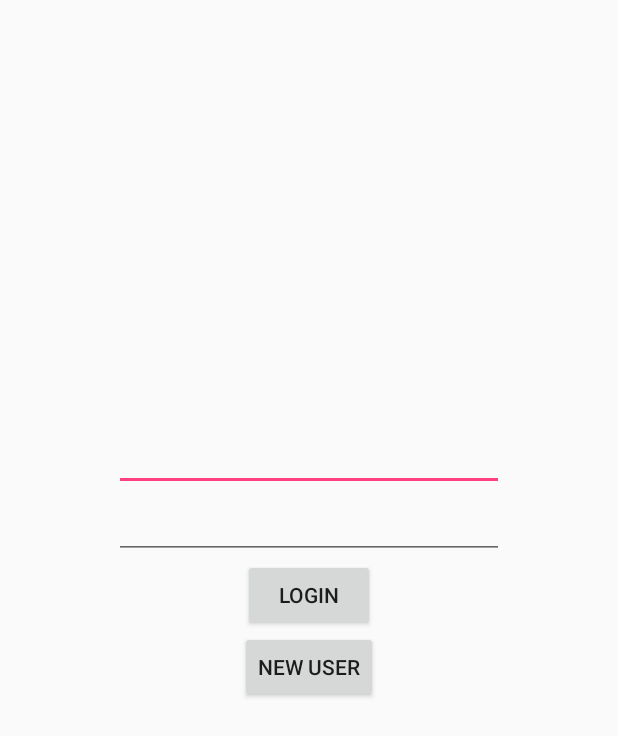
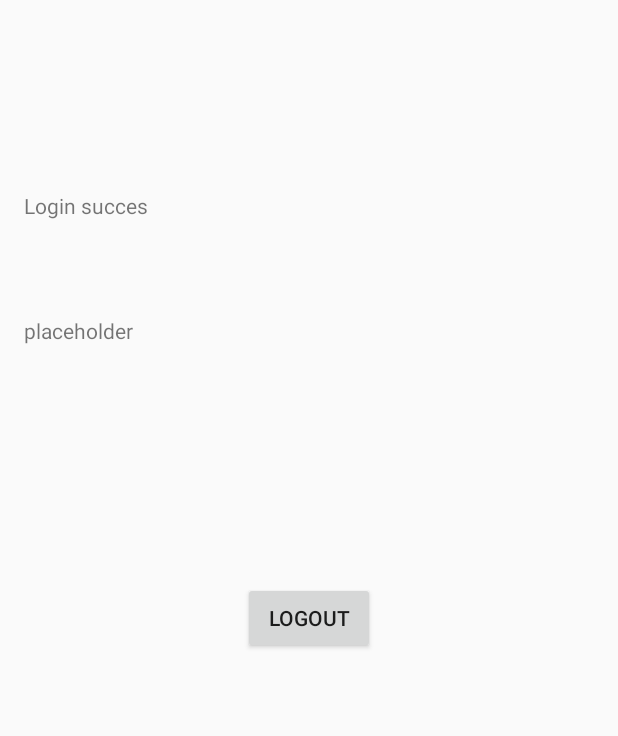
Before and after one commit to Miyagee/LiveNow, an Android app: the layout content_main.xml on its own in the app's theme, with its tools: preview values and no code run, on a phone screen of 412 x 824 dp. Shown: the top 736 px of the screen. Run offline under Robolectric (Android 15) with nearby library versions, the phone set to English and light mode, and no system bars.

Commit message:
add autologin

```diff
--- a/app/src/main/java/com/now/live/livenow/User.java
+++ b/app/src/main/java/com/now/live/livenow/User.java
@@ -1,15 +1,18 @@
 package com.now.live.livenow;
+
+import java.util.ArrayList;
 
 /**
  * Created by jieli on 09.02.16.
  */
-public class User {
+public class User{
 
     private String email;
     private String name;
     private String picture;
     private String password;
     private int discoverRange;
+    private ArrayList<Observer> groups;
 
 
     public User(String email, String name, String password, String picture, int discoverRange){
@@ -48,4 +51,5 @@ public class User {
         this.discoverRange = discoverRange;
     }
 
+
 }
--- a/app/src/main/res/layout/content_main.xml
+++ b/app/src/main/res/layout/content_main.xml
@@ -15,54 +15,29 @@
     <TextView
         android:layout_width="wrap_content"
         android:layout_height="wrap_content"
-        android:text=""
-        android:id="@+id/textView" />
+        android:text="Login succes"
+        android:id="@+id/textView2"
+        android:layout_alignParentTop="true"
+        android:layout_alignParentLeft="true"
+        android:layout_alignParentStart="true"
+        android:layout_marginTop="111dp" />
 
-    <LinearLayout
-        android:orientation="vertical"
-        android:layout_width="match_parent"
-        android:layout_height="match_parent"
-        android:weightSum="1">
+    <TextView
+        android:layout_width="wrap_content"
+        android:layout_height="wrap_content"
+        android:id="@+id/textView3"
+        android:layout_below="@+id/textView2"
+        android:layout_alignParentLeft="true"
+        android:layout_alignParentStart="true"
+        android:layout_marginTop="64dp"
+        android:text="placeholder" />
 
-        <Space
-            android:layout_width="match_parent"
-            android:layout_height="wrap_content"
-            android:layout_gravity="center_horizontal"
-            android:layout_weight="0.44" />
-
-        <EditText
-            android:layout_width="260dp"
-            android:layout_height="wrap_content"
-            android:inputType="textEmailAddress"
-            android:ems="10"
-            android:id="@+id/loginEmail"
-            android:layout_alignBottom="@+id/textView"
-            android:layout_gravity="center_horizontal" />
-
-        <EditText
-            android:layout_width="260dp"
-            android:layout_height="wrap_content"
-            android:inputType="textPassword"
-            android:ems="10"
-            android:id="@+id/loginPassword"
-            android:layout_gravity="center_horizontal" />
-
-        <Button
-            android:layout_width="wrap_content"
-            android:layout_height="wrap_content"
-            android:text="Login"
-            android:id="@+id/loginButton"
-            android:onClick="loginUser"
-            android:layout_gravity="center_horizontal" />
-
-        <Button
-            android:layout_width="wrap_content"
-            android:layout_height="wrap_content"
-            android:text="New User"
-            android:onClick="newUser"
-            android:layout_gravity="center_horizontal" />
-
-    </LinearLayout>
-
-
+    <Button
+        android:layout_width="wrap_content"
+        android:layout_height="wrap_content"
+        android:text="logOut"
+        android:id="@+id/unA"
+        android:onClick="logOut"
+        android:layout_centerVertical="true"
+        android:layout_centerHorizontal="true" />
 </RelativeLayout>
--- a/app/src/main/res/menu/menu_main.xml
+++ b/app/src/main/res/menu/menu_main.xml
@@ -1,7 +1,7 @@
 <menu xmlns:android="http://schemas.android.com/apk/res/android"
     xmlns:app="http://schemas.android.com/apk/res-auto"
     xmlns:tools="http://schemas.android.com/tools"
-    tools:context="com.now.live.livenow.MainActivity">
+    tools:context=".LoginActivity">
     <item
         android:id="@+id/action_settings"
         android:orderInCategory="100"
--- a/app/src/main/res/values/strings.xml
+++ b/app/src/main/res/values/strings.xml
@@ -2,4 +2,5 @@
     <string name="app_name">Live Now</string>
     <string name="action_settings">Settings</string>
     <string name="title_activity_create_user">Create User</string>
+    <string name="title_activity_main">MainActivity</string>
 </resources>
```
Also changed, not shown: app/src/main/AndroidManifest.xml (+12 -7 lines), app/src/main/java/com/now/live/livenow/Group.java (added, +39 -0 lines), app/src/main/java/com/now/live/livenow/GroupObserver.java (added, +12 -0 lines), app/src/main/java/com/now/live/livenow/LoginActivity.java (added, +116 -0 lines), app/src/main/java/com/now/live/livenow/LoginUser.java (+38 -3 lines), app/src/main/java/com/now/live/livenow/MainActivity.java (+7 -37 lines), app/src/main/java/com/now/live/livenow/Observer.java (added, +8 -0 lines), app/src/main/res/layout/activity_login.xml (added, +34 -0 lines), app/src/main/res/layout/content_login.xml (added, +68 -0 lines).
